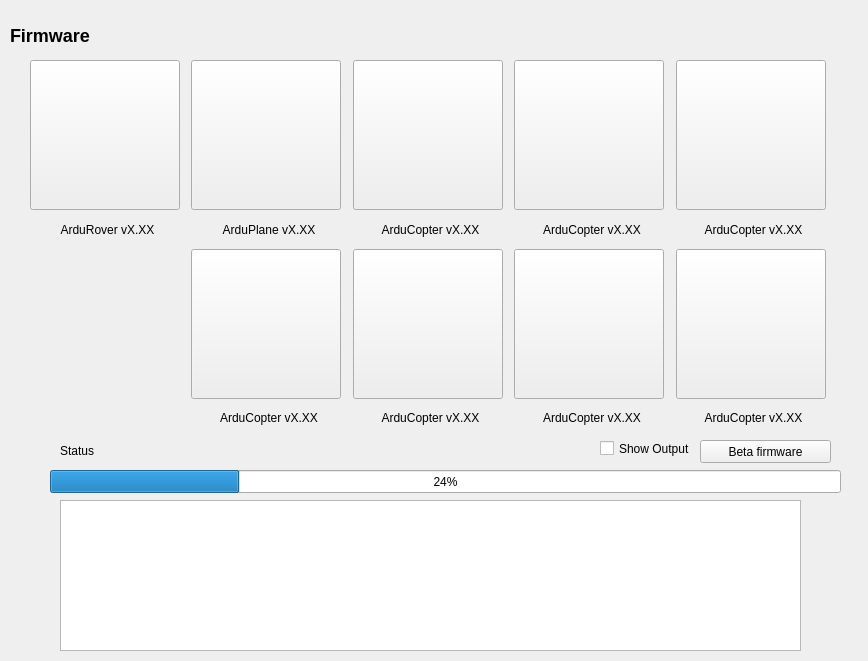
Above: src/ui/configuration/ApmFirmwareConfig.ui from mavlink/qgroundcontrol before the change. Below: the same form after it.
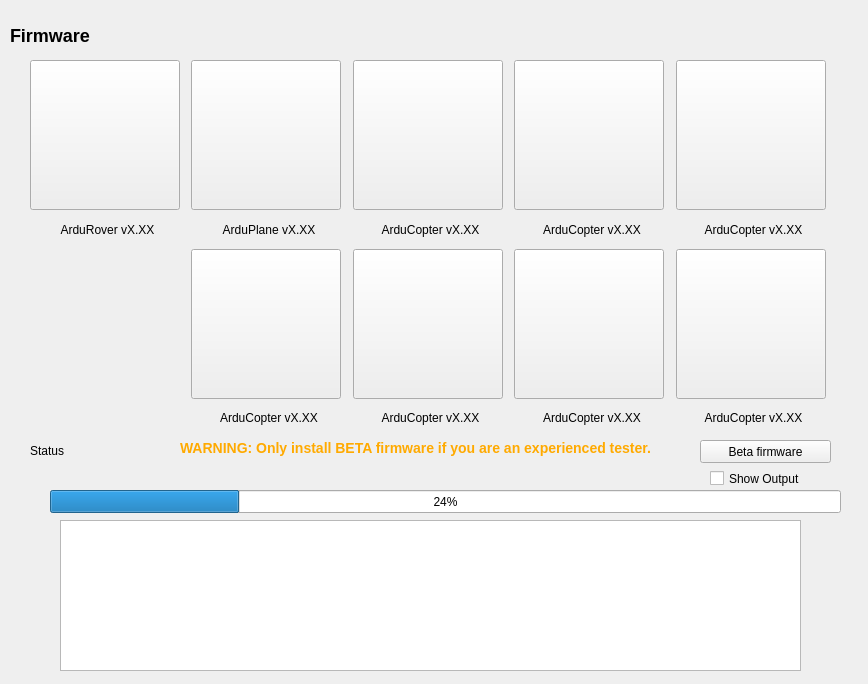
That is the form after the change. Icons and pictures are not drawn.

Commit message: More changes for ApmFirmware, to better identify when Beta is selected

The edit to the form file:
```diff
--- a/src/ui/configuration/ApmFirmwareConfig.ui
+++ b/src/ui/configuration/ApmFirmwareConfig.ui
@@ -7,7 +7,7 @@
     <x>0</x>
     <y>0</y>
     <width>868</width>
-    <height>661</height>
+    <height>684</height>
    </rect>
   </property>
   <property name="windowTitle">
@@ -448,7 +448,7 @@
    <property name="geometry">
     <rect>
      <x>50</x>
-     <y>470</y>
+     <y>490</y>
      <width>791</width>
      <height>23</height>
     </rect>
@@ -461,7 +461,7 @@
    <property name="geometry">
     <rect>
      <x>60</x>
-     <y>500</y>
+     <y>520</y>
      <width>741</width>
      <height>151</height>
     </rect>
@@ -470,8 +470,8 @@
   <widget class="QCheckBox" name="showOutputCheckBox">
    <property name="geometry">
     <rect>
-     <x>600</x>
-     <y>440</y>
+     <x>710</x>
+     <y>470</y>
      <width>101</width>
      <height>17</height>
     </rect>
@@ -483,7 +483,7 @@
   <widget class="QLabel" name="statusLabel">
    <property name="geometry">
     <rect>
-     <x>60</x>
+     <x>30</x>
      <y>440</y>
      <width>141</width>
      <height>21</height>
@@ -493,6 +493,19 @@
     <string>Status</string>
    </property>
   </widget>
+  <widget class="QLabel" name="warningLabel">
+   <property name="geometry">
+    <rect>
+     <x>180</x>
+     <y>440</y>
+     <width>491</width>
+     <height>16</height>
+    </rect>
+   </property>
+   <property name="text">
+    <string>&lt;h3&gt;&lt;font color=#FFAA00&gt;WARNING: Only install BETA firmware if you are an experienced tester.&lt;/font&gt;&lt;/h3&gt;</string>
+   </property>
+  </widget>
  </widget>
  <resources>
   <include location="../../../qgroundcontrol.qrc"/>
```
The commit also changes 2 other files.
